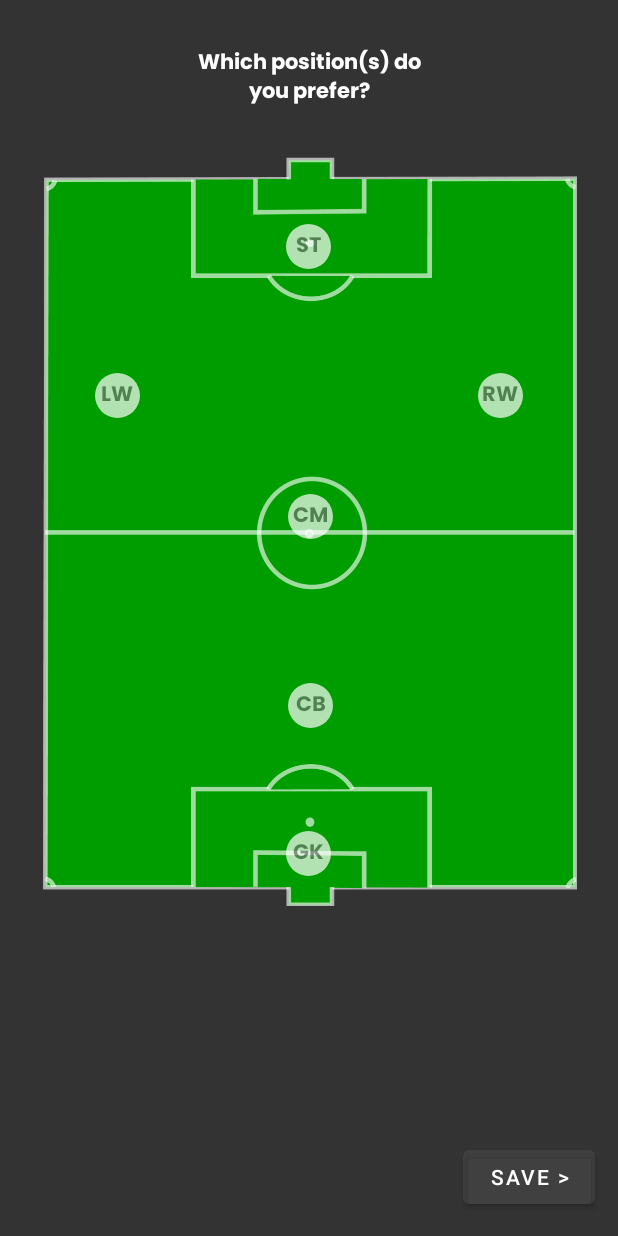
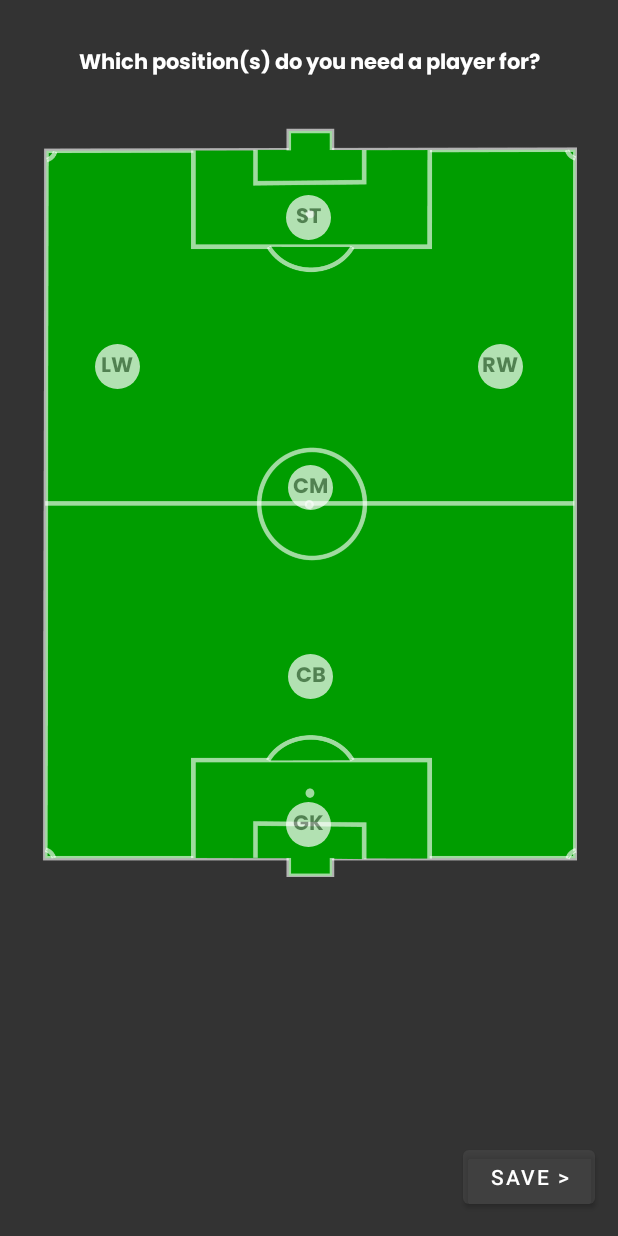
Before and after one commit to merakserhat/BilFoot, an Android app: the layout activity_player_annnouncement_position_selection.xml on its own in the app's theme, with its tools: preview values and no code run, on a phone screen of 412 x 824 dp. Run offline under Robolectric (Android 15) with nearby library versions, the phone set to English and light mode, and no system bars.

Commit message:
Some bug fixes

```diff
--- a/app/src/main/AndroidManifest.xml
+++ b/app/src/main/AndroidManifest.xml
@@ -39,7 +39,10 @@
         <activity
             android:name=".MainActivity"
             android:exported="true"
-            android:noHistory="true">
+            android:noHistory="true"
+            android:theme="@style/Theme.AppCompat.Light.NoActionBar"
+            >
+
             <intent-filter>
                 <action android:name="android.intent.action.MAIN" />
 
--- a/app/src/main/res/layout/activity_player_annnouncement_position_selection.xml
+++ b/app/src/main/res/layout/activity_player_annnouncement_position_selection.xml
@@ -16,7 +16,7 @@
         android:layout_marginTop="30dp"
         android:fontFamily="@font/poppins_bold"
         android:gravity="center"
-        android:text="Which position(s) do\nyou prefer?"
+        android:text="Which position(s) do you need a player for?"
         android:textAlignment="center"
         android:textColor="@color/white" />
 
```
